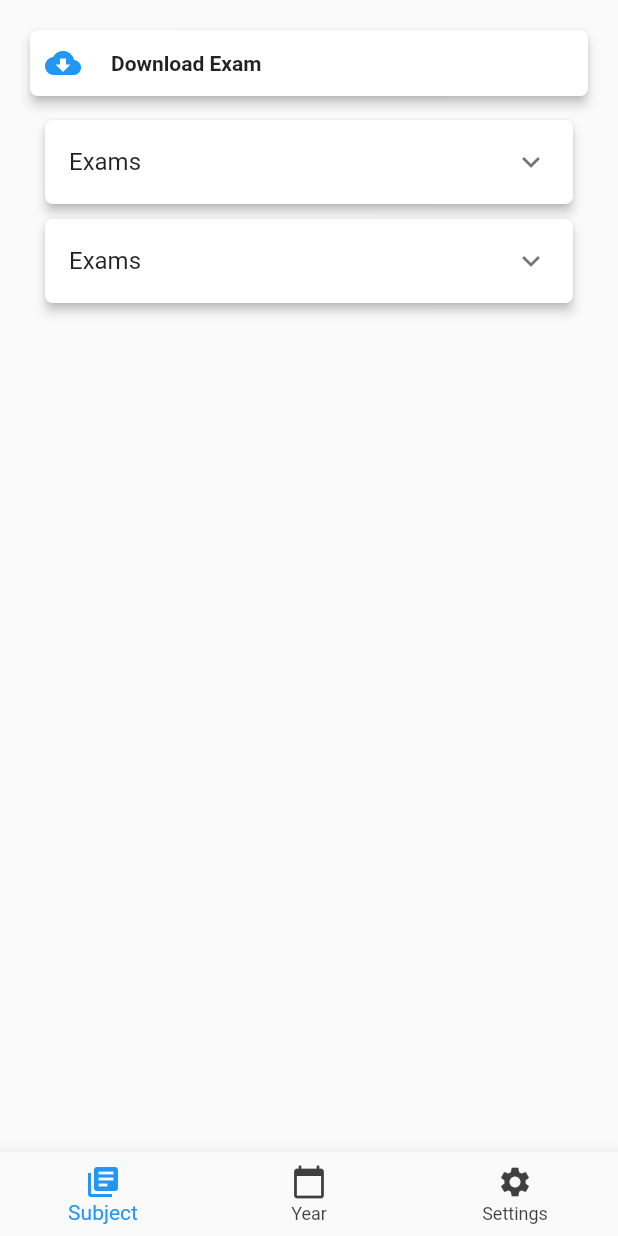
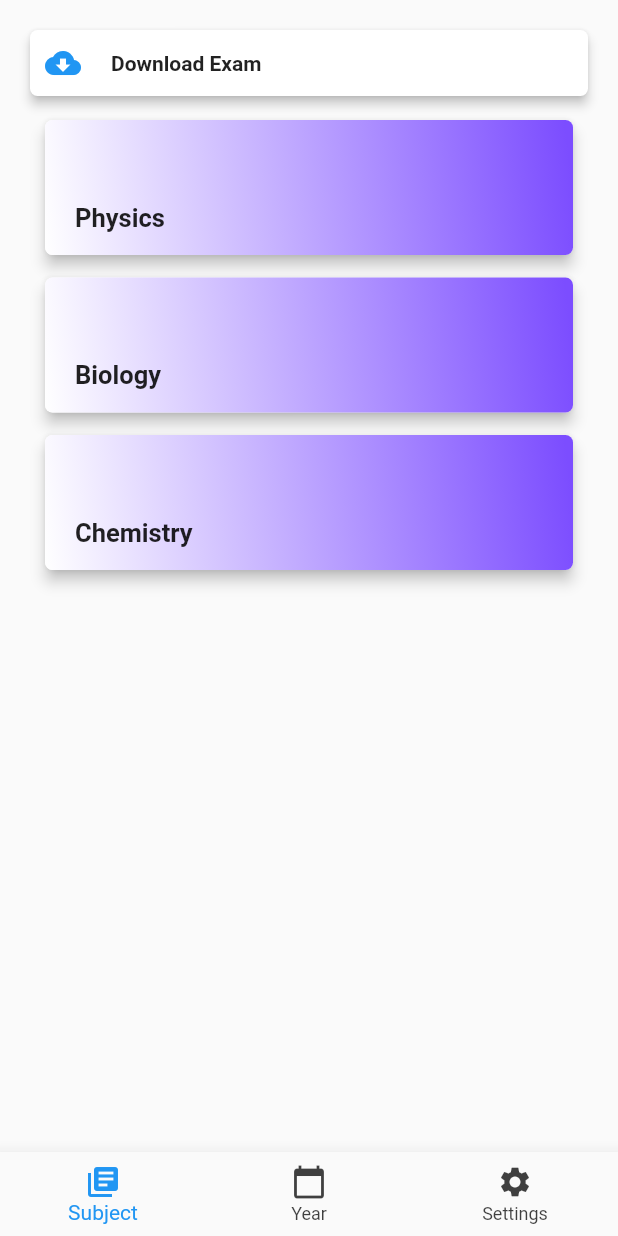
Before and after one commit to NabeelSeid/matriculation, a Flutter app: the screen it shows after launch, on a phone screen of 412 x 824 dp. Run offline on Flutter 3.47's test engine with Material 2 defaults, Android fonts, the phone set to English and light mode, and no system bars.

Commit message:
Added subjectPage

```diff
--- a/lib/demo.dart
+++ b/lib/demo.dart
@@ -1,9 +1,6 @@
 import 'dart:ui';
 
 import 'package:flutter/material.dart';
-import 'package:matric/ui/shared/border_shape.dart';
-import 'package:matric/ui/shared/colors.dart';
-import 'package:matric/ui/shared/font_styles.dart';
 import 'package:matric/ui/views/home/exam_expansion_tile.dart';
 import 'package:matric/ui/widgets/subject_button.dart';
 
--- a/lib/ui/views/home/home_view.dart
+++ b/lib/ui/views/home/home_view.dart
@@ -3,6 +3,7 @@ import 'package:matric/ui/shared/colors.dart';
 import 'package:matric/ui/views/home/download_button.dart';
 import 'package:matric/ui/views/home/exam_expansion_tile.dart';
 import 'package:matric/ui/views/home/home_page.dart';
+import 'package:matric/ui/views/home/subject_page.dart';
 import 'package:matric/ui/widgets/subject_button.dart';
 
 class HomeView extends StatefulWidget {
@@ -23,50 +24,51 @@ class _HomeViewState extends State<HomeView> {
           padding: const EdgeInsets.fromLTRB(20, 20, 20, 0),
           child: Stack(
             children: [
-              HomePage(children: [
-                ExamExpansionTile(
-                  title: Text('Exams'),
-                  children: [
-                    SubjectButton(
-                      subject: 'Chemistry',
-                      year: '2008',
-                    ),
-                    SubjectButton(
-                      subject: 'Chemistry',
-                      year: '2008',
-                    ),
-                    SubjectButton(
-                      subject: 'Chemistry',
-                      year: '2008',
-                    ),
-                    SubjectButton(
-                      subject: 'Chemistry',
-                      year: '2008',
-                    )
-                  ],
-                ),
-                ExamExpansionTile(
-                    title: Text('Exams'),
-                    children: [
-                      SubjectButton(
-                        subject: 'Chemistry',
-                        year: '2008',
-                      ),
-                      SubjectButton(
-                        subject: 'Chemistry',
-                        year: '2008',
-                      ),
-                      SubjectButton(
-                        subject: 'Chemistry',
-                        year: '2008',
-                      ),
-                      SubjectButton(
-                        subject: 'Chemistry',
-                        year: '2008',
-                      )
-                    ],
-                  )
-              ]),
+              SubjectPage(),
+              // HomePage(children: [
+              //   ExamExpansionTile(
+              //     title: Text('Exams'),
+              //     children: [
+              //       SubjectButton(
+              //         subject: 'Chemistry',
+              //         year: '2008',
+              //       ),
+              //       SubjectButton(
+              //         subject: 'Chemistry',
+              //         year: '2008',
+              //       ),
+              //       SubjectButton(
+              //         subject: 'Chemistry',
+              //         year: '2008',
+              //       ),
+              //       SubjectButton(
+              //         subject: 'Chemistry',
+              //         year: '2008',
+              //       )
+              //     ],
+              //   ),
+              //   ExamExpansionTile(
+              //       title: Text('Exams'),
+              //       children: [
+              //         SubjectButton(
+              //           subject: 'Chemistry',
+              //           year: '2008',
+              //         ),
+              //         SubjectButton(
+              //           subject: 'Chemistry',
+              //           year: '2008',
+              //         ),
+              //         SubjectButton(
+              //           subject: 'Chemistry',
+              //           year: '2008',
+              //         ),
+              //         SubjectButton(
+              //           subject: 'Chemistry',
+              //           year: '2008',
+              //         )
+              //       ],
+              //     )
+              // ]),
 
               DownloadBarButton(
                 onTab: () {},
--- /dev/null
+++ b/lib/ui/views/home/subject_page.dart
@@ -0,0 +1,19 @@
+import 'package:flutter/material.dart';
+import 'package:matric/ui/views/home/home_page.dart';
+import 'package:matric/ui/widgets/subject_button.dart';
+
+class SubjectPage extends StatelessWidget {
+  const SubjectPage({Key key}) : super(key: key);
+
+  @override
+  Widget build(BuildContext context) {
+    return HomePage(
+      paddingBottom: 15.0,
+      children: [
+        SubjectButton(subject: 'Physics'),
+        SubjectButton(subject: 'Biology'),
+        SubjectButton(subject: 'Chemistry')
+      ],
+    );
+  }
+}
```
